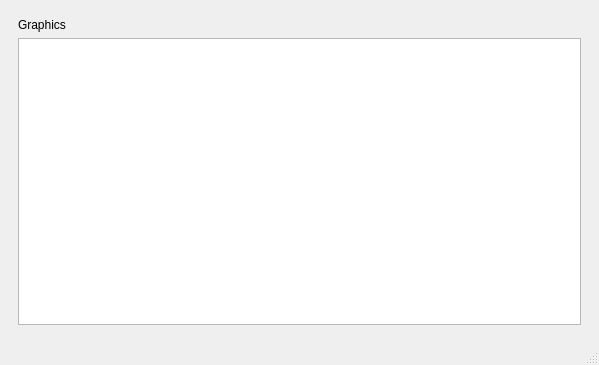
Before: the Qt Designer form mainwindow.ui in dmitriy-42/Test-git, drawn with Qt 5.
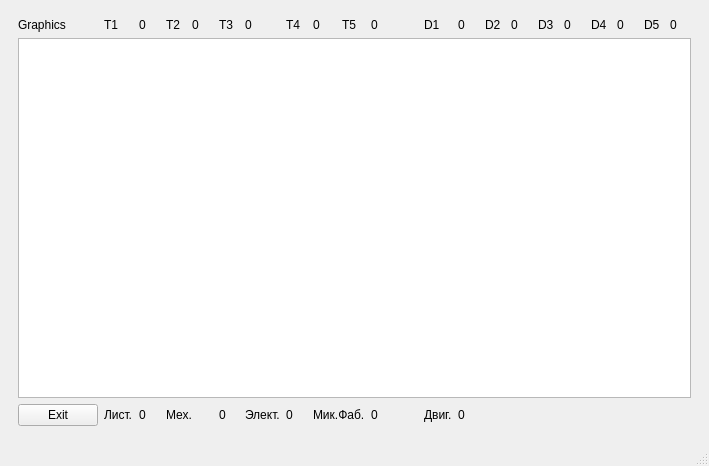
After: the same form once the commit is applied. The open tabs and pages were chosen to show the change.

```diff
--- a/mainwindow.ui
+++ b/mainwindow.ui
@@ -6,8 +6,8 @@
    <rect>
     <x>0</x>
     <y>0</y>
-    <width>599</width>
-    <height>365</height>
+    <width>709</width>
+    <height>466</height>
    </rect>
   </property>
   <property name="windowTitle">
@@ -15,7 +15,7 @@
   </property>
   <widget class="QWidget" name="centralwidget">
    <layout class="QGridLayout" name="gridLayout_3">
-    <item row="0" column="1">
+    <item row="1" column="0">
      <widget class="QStackedWidget" name="stackedWidget">
       <property name="currentIndex">
        <number>0</number>
@@ -160,94 +160,230 @@
       </widget>
       <widget class="QWidget" name="page_2">
        <layout class="QGridLayout" name="gridLayout_4">
-        <item row="0" column="0">
-         <widget class="QLabel" name="label_2">
+        <item row="0" column="5">
+         <widget class="QLabel" name="label_10">
           <property name="text">
-           <string>Graphics</string>
+           <string>T3</string>
           </property>
          </widget>
         </item>
-        <item row="1" column="0">
+        <item row="0" column="2">
+         <widget class="QLabel" name="T1">
+          <property name="text">
+           <string>0</string>
+          </property>
+         </widget>
+        </item>
+        <item row="0" column="3">
+         <widget class="QLabel" name="label_9">
+          <property name="text">
+           <string>T2</string>
+          </property>
+         </widget>
+        </item>
+        <item row="3" column="7">
+         <widget class="QLabel" name="Elect">
+          <property name="text">
+           <string>0</string>
+          </property>
+         </widget>
+        </item>
+        <item row="3" column="5">
+         <widget class="QLabel" name="Mech">
+          <property name="text">
+           <string>0</string>
+          </property>
+         </widget>
+        </item>
+        <item row="3" column="13">
+         <widget class="QLabel" name="Engine">
+          <property name="text">
+           <string>0</string>
+          </property>
+         </widget>
+        </item>
+        <item row="0" column="1">
+         <widget class="QLabel" name="label_8">
+          <property name="text">
+           <string>T1</string>
+          </property>
+         </widget>
+        </item>
+        <item row="0" column="12">
+         <widget class="QLabel" name="label_13">
+          <property name="text">
+           <string>D1</string>
+          </property>
+         </widget>
+        </item>
+        <item row="2" column="0" colspan="22">
          <widget class="QGraphicsView" name="graphicsView"/>
         </item>
-       </layout>
-      </widget>
-      <widget class="QWidget" name="page_4">
-       <layout class="QGridLayout" name="gridLayout">
-        <item row="2" column="3">
-         <widget class="QTextEdit" name="textEdit"/>
-        </item>
-        <item row="2" column="2">
-         <widget class="QLabel" name="label_4">
+        <item row="0" column="10">
+         <widget class="QLabel" name="T5">
           <property name="text">
-           <string>Название карты</string>
+           <string>0</string>
           </property>
          </widget>
         </item>
-        <item row="1" column="3">
-         <widget class="QLabel" name="label_5">
+        <item row="3" column="12">
+         <widget class="QLabel" name="label_32">
           <property name="text">
-           <string>mapEdit</string>
+           <string>Двиг.</string>
           </property>
          </widget>
         </item>
-        <item row="3" column="3">
-         <widget class="QListWidget" name="listWidget">
-          <item>
-           <property name="text">
-            <string>Новый элемент</string>
-           </property>
-          </item>
-          <item>
-           <property name="text">
-            <string>Новый элемент</string>
-           </property>
-          </item>
-          <item>
-           <property name="text">
-            <string>Новый элемент</string>
-           </property>
-          </item>
-          <item>
-           <property name="text">
-            <string>Новый элемент</string>
-           </property>
-          </item>
-          <item>
-           <property name="text">
-            <string>Новый элемент</string>
-           </property>
-          </item>
+        <item row="0" column="13">
+         <widget class="QLabel" name="D1">
+          <property name="text">
+           <string>0</string>
+          </property>
          </widget>
         </item>
-        <item row="3" column="2">
-         <widget class="QLabel" name="label_7">
+        <item row="0" column="4">
+         <widget class="QLabel" name="T2">
           <property name="text">
-           <string>Блоки</string>
+           <string>0</string>
           </property>
          </widget>
         </item>
-        <item row="0" column="0" rowspan="4">
-         <widget class="QGraphicsView" name="graphicsView_2"/>
-        </item>
-        <item row="1" column="2">
-         <widget class="QLabel" name="label_6">
+        <item row="0" column="17">
+         <widget class="QLabel" name="D3">
           <property name="text">
-           <string>TextLabel</string>
+           <string>0</string>
           </property>
          </widget>
         </item>
-        <item row="4" column="3">
+        <item row="3" column="0">
          <widget class="QPushButton" name="mainMenu">
           <property name="text">
            <string>Exit</string>
           </property>
          </widget>
         </item>
-        <item row="4" column="2">
-         <widget class="QPushButton" name="pushButton_3">
+        <item row="0" column="7">
+         <widget class="QLabel" name="label_11">
           <property name="text">
-           <string>Save</string>
+           <string>T4</string>
+          </property>
+         </widget>
+        </item>
+        <item row="0" column="9">
+         <widget class="QLabel" name="label_12">
+          <property name="text">
+           <string>T5</string>
+          </property>
+         </widget>
+        </item>
+        <item row="0" column="18">
+         <widget class="QLabel" name="label_16">
+          <property name="text">
+           <string>D4</string>
+          </property>
+         </widget>
+        </item>
+        <item row="0" column="15">
+         <widget class="QLabel" name="D2">
+          <property name="text">
+           <string>0</string>
+          </property>
+         </widget>
+        </item>
+        <item row="0" column="20">
+         <widget class="QLabel" name="label_17">
+          <property name="text">
+           <string>D5</string>
+          </property>
+         </widget>
+        </item>
+        <item row="3" column="6">
+         <widget class="QLabel" name="label_28">
+          <property name="text">
+           <string>Элект.</string>
+          </property>
+         </widget>
+        </item>
+        <item row="0" column="16">
+         <widget class="QLabel" name="label_15">
+          <property name="text">
+           <string>D3</string>
+          </property>
+         </widget>
+        </item>
+        <item row="0" column="8">
+         <widget class="QLabel" name="T4">
+          <property name="text">
+           <string>0</string>
+          </property>
+         </widget>
+        </item>
+        <item row="3" column="10">
+         <widget class="QLabel" name="Micro">
+          <property name="text">
+           <string>0</string>
+          </property>
+         </widget>
+        </item>
+        <item row="0" column="21">
+         <widget class="QLabel" name="D5">
+          <property name="text">
+           <string>0</string>
+          </property>
+         </widget>
+        </item>
+        <item row="0" column="14">
+         <widget class="QLabel" name="label_14">
+          <property name="text">
+           <string>D2</string>
+          </property>
+         </widget>
+        </item>
+        <item row="0" column="6">
+         <widget class="QLabel" name="T3">
+          <property name="text">
+           <string>0</string>
+          </property>
+         </widget>
+        </item>
+        <item row="3" column="2">
+         <widget class="QLabel" name="Plate">
+          <property name="text">
+           <string>0</string>
+          </property>
+         </widget>
+        </item>
+        <item row="3" column="8" colspan="2">
+         <widget class="QLabel" name="label_30">
+          <property name="text">
+           <string>Мик.Фаб.</string>
+          </property>
+         </widget>
+        </item>
+        <item row="0" column="0">
+         <widget class="QLabel" name="label_2">
+          <property name="text">
+           <string>Graphics</string>
+          </property>
+         </widget>
+        </item>
+        <item row="3" column="1">
+         <widget class="QLabel" name="label_24">
+          <property name="text">
+           <string>Лист.</string>
+          </property>
+         </widget>
+        </item>
+        <item row="3" column="3" colspan="2">
+         <widget class="QLabel" name="label_26">
+          <property name="text">
+           <string>Мех.</string>
+          </property>
+         </widget>
+        </item>
+        <item row="0" column="19">
+         <widget class="QLabel" name="D4">
+          <property name="text">
+           <string>0</string>
           </property>
          </widget>
         </item>
```
Left out of the diff: 25 changed lines with no effect on the pictures.
